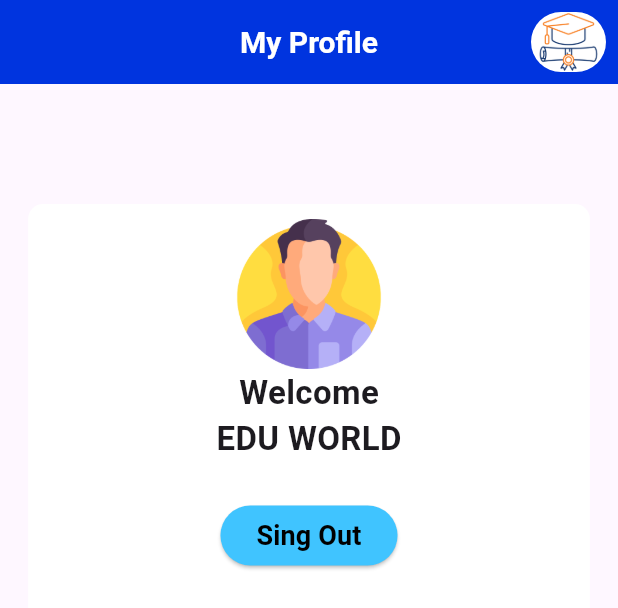
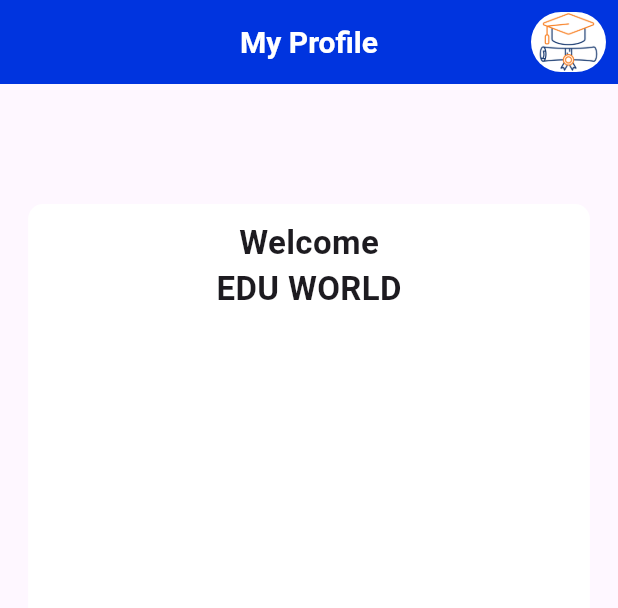
Before and after one commit to Dimmithra/edu_world_app, a Flutter app: the BookDetails widget shown alone on an empty page, opened directly, on a phone screen of 412 x 824 dp. Shown: the top 608 px of the screen. Run offline on Flutter 3.47's test engine with Material 3 defaults, Android fonts, the phone set to English and light mode, and no system bars; our stand-ins replace cached_network_image, firebase_auth, firebase_core, flutter_secure_storage, google_fonts, ionicons and 2 more; accounts and stored records are empty; network calls fail; Roboto replaces fonts that are missing (Abel).

```diff
--- a/lib/firebase/firebase_auth_services.dart
+++ b/lib/firebase/firebase_auth_services.dart
@@ -3,7 +3,7 @@ import 'dart:developer' as dev;
 
 class FirebaseAuthServices {
   FirebaseAuth auth = FirebaseAuth.instance;
-  //Sign Up
+
   Future<User?> signUpWithEmailAndPassword(
       String email, String password) async {
     try {
@@ -15,7 +15,6 @@ class FirebaseAuthServices {
     }
   }
 
-  //Login Methode
   Future<User?> loginWithEmailAndPassword(String email, String password) async {
     try {
       UserCredential credential = await auth.signInWithEmailAndPassword(
--- a/lib/pages/home_page/profile_details_page.dart
+++ b/lib/pages/home_page/profile_details_page.dart
@@ -72,13 +72,13 @@ class _BookDetailsState extends State<BookDetails> {
                           padding: const EdgeInsets.all(10.0),
                           child: Column(
                             children: [
-                              const Image(
-                                image: AssetImage(
-                                  "assets/images/profile.png",
-                                ),
-                                height: 100,
-                                width: 100,
-                              ),
+                              // const Image(
+                              //   image: AssetImage(
+                              //     "assets/images/profile.png",
+                              //   ),
+                              //   height: 100,
+                              //   width: 100,
+                              // ),
                               Text(
                                 "Welcome",
                                 style: GoogleFonts.abel(
@@ -101,22 +101,22 @@ class _BookDetailsState extends State<BookDetails> {
                               const SizedBox(
                                 height: 25,
                               ),
-                              CommonBtn(
-                                onPress: () {
-                                  FirebaseAuth.instance.signOut();
-                                  Navigator.pushAndRemoveUntil(context,
-                                      MaterialPageRoute(
-                                    builder: (context) {
-                                      return LoginScreen();
-                                    },
-                                  ), (route) => false);
-                                },
-                                btnName: "Sing Out",
-                                fontColor: kDefaultTextColor,
-                                backgroundColor: homeProvider.darkMode
-                                    ? Colors.white
-                                    : Colors.lightBlueAccent,
-                              )
+                              // CommonBtn(
+                              //   onPress: () {
+                              //     FirebaseAuth.instance.signOut();
+                              //     Navigator.pushAndRemoveUntil(context,
+                              //         MaterialPageRoute(
+                              //       builder: (context) {
+                              //         return LoginScreen();
+                              //       },
+                              //     ), (route) => false);
+                              //   },
+                              //   btnName: "Sing Out",
+                              //   fontColor: kDefaultTextColor,
+                              //   backgroundColor: homeProvider.darkMode
+                              //       ? Colors.white
+                              //       : Colors.lightBlueAccent,
+                              // )
                             ],
                           ),
                         )),
```
